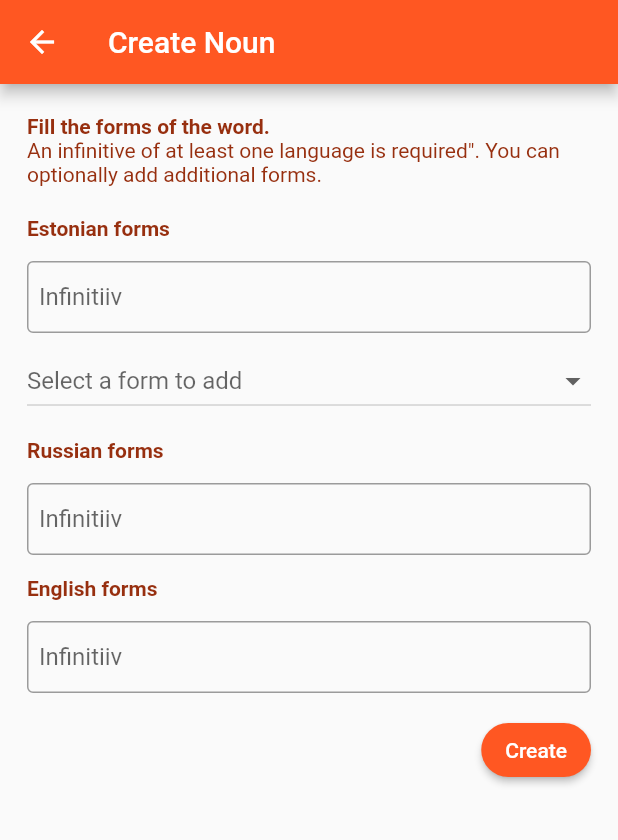
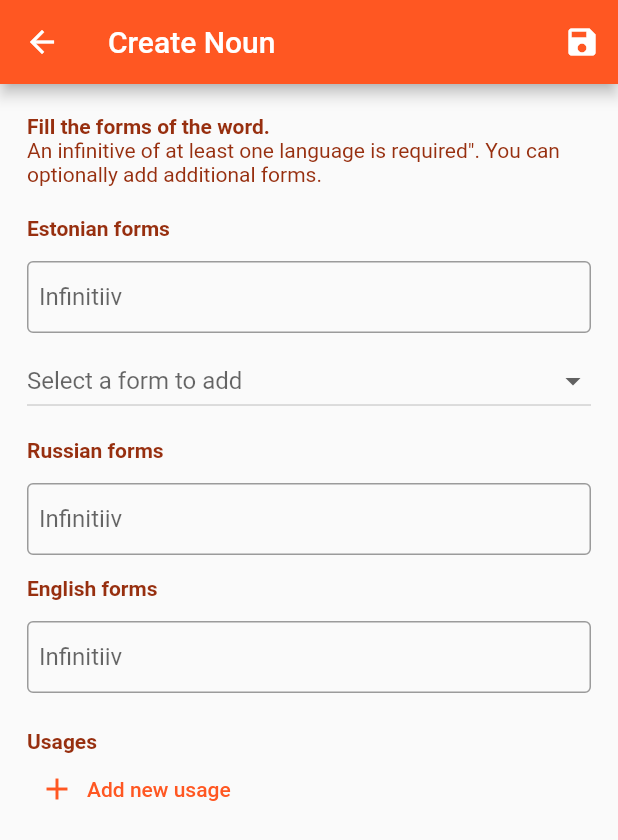
Before and after one commit to kirillsun1/estdict, a Flutter app: the CreateWordView screen opened directly, on a phone screen of 412 x 824 dp. Shown: the top 840 px of the screen. Run offline on Flutter 3.47's test engine with Material 2 defaults, Android fonts, the phone set to English and light mode, and no system bars; our stand-ins replace bloc, flutter_bloc.

Commit message:
Add Usages to Word Creation

```diff
--- a/lib/app/modify_word/create_word_page.dart
+++ b/lib/app/modify_word/create_word_page.dart
@@ -1,5 +1,6 @@
 import 'package:estdict/app/modify_word/modify_word_bloc.dart';
 import 'package:estdict/app/modify_word/modify_word_state.dart';
+import 'package:estdict/app/modify_word/usages.dart';
 import 'package:estdict/domain/part_of_speech.dart';
 import 'package:estdict/domain/word_forms_configuration.dart';
 import 'package:flutter/material.dart';
@@ -34,6 +35,17 @@ class CreateWordView extends StatelessWidget {
         return Scaffold(
           appBar: AppBar(
             title: Text("Create " + partOfSpeech.name),
+            actions: [
+              IconButton(
+                  icon: Icon(Icons.save),
+                  onPressed: () {
+                    context.read<ModifyWordBloc>().add(WordFinalized());
+
+                    if (Navigator.canPop(context)) {
+                      Navigator.pop(context);
+                    }
+                  })
+            ],
           ),
           body: ListView(
             children: [
@@ -59,22 +71,7 @@ class CreateWordView extends StatelessWidget {
                     SizedBox(
                       height: 10,
                     ),
-                    Row(
-                      mainAxisAlignment: MainAxisAlignment.end,
-                      children: [
-                        ElevatedButton(
-                            onPressed: () {
-                              context
-                                  .read<ModifyWordBloc>()
-                                  .add(WordFinalized());
-
-                              if (Navigator.canPop(context)) {
-                                Navigator.pop(context);
-                              }
-                            },
-                            child: Text("Create"))
-                      ],
-                    )
+                    Usages()
                   ],
                 ),
               ),
--- a/lib/app/modify_word/language_forms.dart
+++ b/lib/app/modify_word/language_forms.dart
@@ -1,5 +1,6 @@
 import 'package:estdict/app/modify_word/modify_word_bloc.dart';
 import 'package:estdict/app/modify_word/modify_word_state.dart';
+import 'package:estdict/app/modify_word/text_field.dart';
 import 'package:estdict/domain/word_form.dart';
 import 'package:estdict/domain/word_forms_configuration.dart';
 import 'package:flutter/material.dart';
@@ -123,14 +124,11 @@ class FormValueField extends StatelessWidget {
 
   @override
   Widget build(BuildContext context) {
-    return TextFormField(
-        key: Key("formValueField__$formType"),
-        initialValue: value,
-        onChanged: (value) => {onFormValueChanged(formType, value)},
-        decoration: InputDecoration(
-          contentPadding: EdgeInsets.symmetric(vertical: 2.0, horizontal: 8.0),
-          border: OutlineInputBorder(),
-          labelText: formType.name,
-        ));
+    return ModifyWordTextField(
+      keySuffix: "form__$formType",
+      value: value,
+      onFormChanged: (value) => {onFormValueChanged(formType, value)},
+      hint: formType.name,
+    );
   }
 }
--- a/lib/app/modify_word/modify_word_bloc.dart
+++ b/lib/app/modify_word/modify_word_bloc.dart
@@ -1,5 +1,3 @@
-import 'dart:async';
-
 import 'package:bloc/bloc.dart';
 import 'package:estdict/app/modify_word/modify_word_state.dart';
 import 'package:estdict/domain/word_form.dart';
@@ -15,10 +13,18 @@ class FormValueModified extends ModifyWordEvent {
 
 class WordFinalized extends ModifyWordEvent {}
 
+class UsageModified extends ModifyWordEvent {
+  final int index;
+  final String? value;
+
+  UsageModified(this.index, this.value);
+}
+
 class ModifyWordBloc extends Bloc<ModifyWordEvent, ModifyWordState> {
   ModifyWordBloc(ModifyWordState state) : super(state) {
     on<FormValueModified>(_onFormValueModified);
     on<WordFinalized>(_onWordFinalized);
+    on<UsageModified>(_onUsageModified);
   }
 
   void _onFormValueModified(
@@ -30,11 +36,30 @@ class ModifyWordBloc extends Bloc<ModifyWordEvent, ModifyWordState> {
       forms[event.type] = event.value!;
     }
 
-    emit(ModifyWordState(state.partOfSpeech, Map.unmodifiable(forms)));
+    emit(ModifyWordState(
+        state.partOfSpeech, Map.unmodifiable(forms), state.usages));
   }
 
-  FutureOr<void> _onWordFinalized(
-      WordFinalized event, Emitter<ModifyWordState> emit) {
+  void _onUsageModified(UsageModified event, Emitter<ModifyWordState> emit) {
+    List<String?> modifiableUsages = List.of(state.usages);
+    int indexToChange = event.index;
+    if (modifiableUsages.length <= event.index) {
+      int firstEmpty =
+          modifiableUsages.indexWhere((element) => element == null);
+      if (firstEmpty == -1) {
+        modifiableUsages.length = event.index + 1;
+      } else {
+        indexToChange = firstEmpty;
+      }
+    }
+    modifiableUsages[indexToChange] = event.value;
+    print(modifiableUsages);
+
+    emit(ModifyWordState(
+        state.partOfSpeech, state.forms, List.unmodifiable(modifiableUsages)));
+  }
+
+  void _onWordFinalized(WordFinalized event, Emitter<ModifyWordState> emit) {
     // TODO: Add Save
   }
 }
--- a/lib/app/modify_word/modify_word_state.dart
+++ b/lib/app/modify_word/modify_word_state.dart
@@ -4,8 +4,11 @@ import 'package:estdict/domain/word_form.dart';
 class ModifyWordState {
   final PartOfSpeech partOfSpeech;
   final Map<WordFormType, String> forms;
+  final List<String?> usages;
 
-  ModifyWordState(this.partOfSpeech, this.forms);
+  ModifyWordState(this.partOfSpeech, this.forms, this.usages);
 
-  ModifyWordState.newWord(this.partOfSpeech) : forms = {};
+  ModifyWordState.newWord(this.partOfSpeech)
+      : forms = {},
+        usages = [];
 }
--- /dev/null
+++ b/lib/app/modify_word/text_field.dart
@@ -0,0 +1,29 @@
+import 'package:flutter/material.dart';
+
+class ModifyWordTextField extends StatelessWidget {
+  final String keySuffix;
+  final String? value;
+  final String? hint;
+  final Function(String) onFormChanged;
+
+  const ModifyWordTextField(
+      {Key? key,
+      required this.keySuffix,
+      required this.value,
+      this.hint,
+      required this.onFormChanged})
+      : super(key: key);
+
+  @override
+  Widget build(BuildContext context) {
+    return TextFormField(
+        key: Key("modifyWordField__$keySuffix"),
+        initialValue: value,
+        onChanged: onFormChanged,
+        decoration: InputDecoration(
+          contentPadding: EdgeInsets.symmetric(vertical: 2.0, horizontal: 8.0),
+          border: OutlineInputBorder(),
+          labelText: hint,
+        ));
+  }
+}
--- /dev/null
+++ b/lib/app/modify_word/usages.dart
@@ -0,0 +1,66 @@
+import 'package:estdict/app/modify_word/modify_word_bloc.dart';
+import 'package:estdict/app/modify_word/modify_word_state.dart';
+import 'package:estdict/app/modify_word/text_field.dart';
+import 'package:flutter/material.dart';
+import 'package:flutter_bloc/flutter_bloc.dart';
+
+class Usages extends StatelessWidget {
+  const Usages({Key? key}) : super(key: key);
+
+  @override
+  Widget build(BuildContext context) {
+    return BlocBuilder<ModifyWordBloc, ModifyWordState>(
+        builder: (context, state) => _UsagesView(
+            usages: state.usages,
+            onUsageChanged: (index, value) {
+              context.read<ModifyWordBloc>().add(UsageModified(index, value));
+            }));
+  }
+}
+
+typedef UsageChanged = void Function(int, String?);
+
+class _UsagesView extends StatelessWidget {
+  final List<String?> usages;
+  final UsageChanged onUsageChanged;
+
+  const _UsagesView(
+      {Key? key, required this.usages, required this.onUsageChanged})
+      : super(key: key);
+
+  @override
+  Widget build(BuildContext context) {
+    return Column(crossAxisAlignment: CrossAxisAlignment.start, children: [
+      SizedBox(
+        height: 10,
+      ),
+      Text(
+        "Usages",
+        style: TextStyle(fontWeight: FontWeight.bold),
+      ),
+      for (var i = 0; i < usages.length; i++)
+        if (usages[i] != null)
+          Container(
+            margin: EdgeInsets.symmetric(vertical: 4.0),
+            child: Row(
+              children: [
+                Expanded(
+                  child: ModifyWordTextField(
+                    keySuffix: "usage__$i",
+                    value: usages[i],
+                    onFormChanged: (value) => {onUsageChanged(i, value)},
+                  ),
+                ),
+                IconButton(
+                    onPressed: () => {onUsageChanged(i, null)},
+                    icon: Icon(Icons.remove))
+              ],
+            ),
+          ),
+      TextButton.icon(
+          onPressed: () => onUsageChanged(usages.length, ""),
+          icon: Icon(Icons.add),
+          label: Text("Add new usage"))
+    ]);
+  }
+}
```
